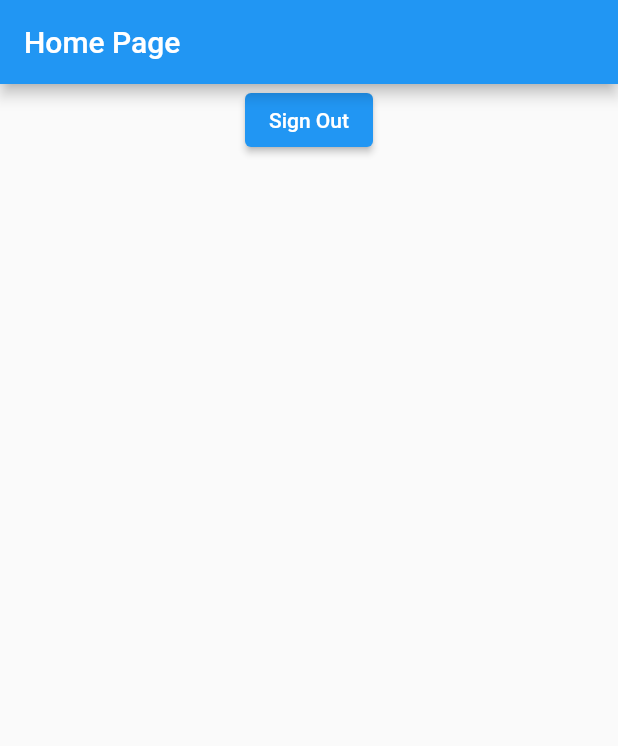
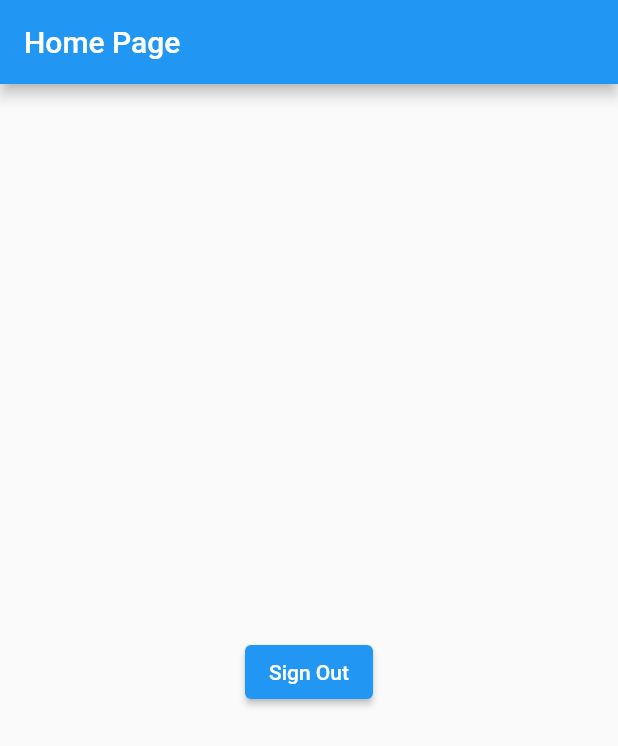
Before and after one commit to ijlalbm/bwa_flutix, a Flutter app: the screen it shows once a user with an empty profile is signed in, on a phone screen of 412 x 824 dp. Shown: the top 746 px of the screen. Run offline on Flutter 3.47's test engine with Material 2 defaults, Android fonts, the phone set to English and light mode, and no system bars; our stand-ins replace bloc, cloud_firestore, equatable, firebase_auth, firebase_core, flutter_bloc; accounts and stored records are empty; network calls fail.

Commit message:
fix user bloc

```diff
--- a/lib/bloc/blocs.dart
+++ b/lib/bloc/blocs.dart
@@ -1 +1,2 @@
 export 'page_bloc.dart';
+export 'user_bloc.dart';
--- /dev/null
+++ b/lib/bloc/user_bloc.dart
@@ -0,0 +1,20 @@
+import 'package:bloc/bloc.dart';
+import 'package:bwa_flutix/services/services.dart';
+import 'package:equatable/equatable.dart';
+import 'package:bwa_flutix/models/models.dart' as model;
+
+part 'user_event.dart';
+part 'user_state.dart';
+
+class UserBloc extends Bloc<UserEvent, UserState> {
+  UserBloc() : super(UserInitial()) {
+    on<LoadUser>((event, emit) async {
+      model.User user = await UserServices.getUser(event.id);
+      emit(UserLoaded(user));
+    });
+
+    on<SignOut>((event, emit) => {
+          emit(UserInitial()),
+        });
+  }
+}
--- /dev/null
+++ b/lib/bloc/user_event.dart
@@ -0,0 +1,22 @@
+part of 'user_bloc.dart';
+
+abstract class UserEvent extends Equatable {
+  const UserEvent();
+
+  @override
+  List<Object> get props => [];
+}
+
+class LoadUser extends UserEvent {
+  final String id;
+
+  LoadUser(this.id);
+
+  @override
+  List<Object> get props => [id];
+}
+
+class SignOut extends UserEvent {
+  @override
+  List<Object> get props => [];
+}
--- /dev/null
+++ b/lib/bloc/user_state.dart
@@ -0,0 +1,21 @@
+part of 'user_bloc.dart';
+
+abstract class UserState extends Equatable {
+  const UserState();
+
+  @override
+  List<Object> get props => [];
+}
+
+class UserInitial extends UserState {
+  @override
+  List<Object> get props => [];
+}
+
+class UserLoaded extends UserState {
+  final model.User user;
+
+  UserLoaded(this.user);
+  @override
+  List<Object> get props => [user];
+}
--- a/lib/main.dart
+++ b/lib/main.dart
@@ -28,6 +28,9 @@ class MyApp extends StatelessWidget {
           BlocProvider(
             create: (_) => PageBloc(),
           ),
+          BlocProvider(
+            create: (_) => UserBloc(),
+          )
         ],
         child: MaterialApp(
           debugShowCheckedModeBanner: false,
--- a/lib/ui/pages/main_page.dart
+++ b/lib/ui/pages/main_page.dart
@@ -16,7 +16,13 @@ class _MainPageState extends State<MainPage> {
       ),
       body: Center(
         child: Column(
+          mainAxisAlignment: MainAxisAlignment.center,
           children: <Widget>[
+            BlocBuilder<UserBloc, UserState>(
+              builder: (_, userState) => (userState is UserLoaded)
+                  ? Text(userState.user.name!)
+                  : SizedBox(),
+            ),
             ElevatedButton(
               onPressed: () {
                 AuthServices.signOut();
--- a/lib/ui/pages/wrapper.dart
+++ b/lib/ui/pages/wrapper.dart
@@ -14,6 +14,8 @@ class Wrapper extends StatelessWidget {
       }
     } else {
       if (!(prevPageEvent is GoToMainPage)) {
+        context.read<UserBloc>().add(LoadUser(firebaseUser.uid));
+
         prevPageEvent = GoToMainPage();
         context.read<PageBloc>().add(prevPageEvent!);
       }
```
